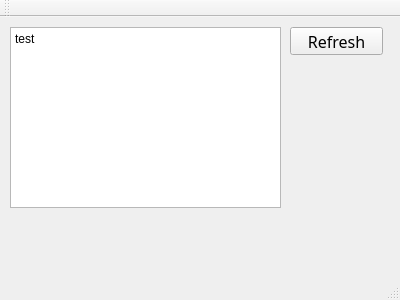
First picture: the form in mainwindow.ui, repository Jihadist/tradeogrecharts, before the edit.
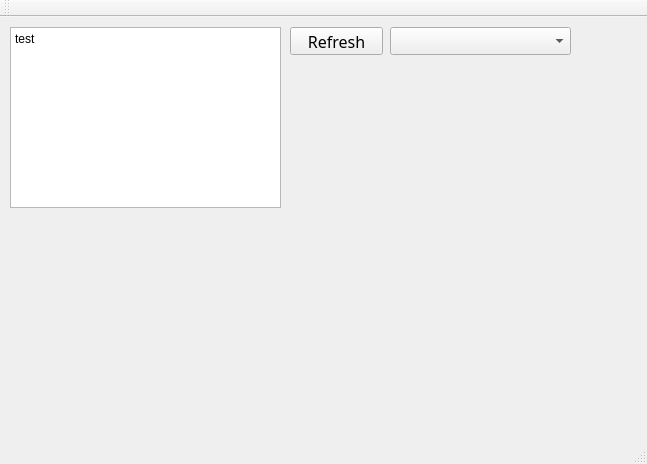
Second picture: the form after the edit.

Commit message: added combobox for tradeogre, haven't finalized yet

Patch:
```diff
--- a/mainwindow.ui
+++ b/mainwindow.ui
@@ -6,8 +6,8 @@
    <rect>
     <x>0</x>
     <y>0</y>
-    <width>400</width>
-    <height>300</height>
+    <width>647</width>
+    <height>464</height>
    </rect>
   </property>
   <property name="windowTitle">
@@ -52,6 +52,19 @@
      <string>test</string>
     </property>
    </widget>
+   <widget class="QComboBox" name="comboBox">
+    <property name="geometry">
+     <rect>
+      <x>390</x>
+      <y>10</y>
+      <width>181</width>
+      <height>28</height>
+     </rect>
+    </property>
+    <property name="locale">
+     <locale language="English" country="UnitedStates"/>
+    </property>
+   </widget>
   </widget>
   <widget class="QMenuBar" name="menuBar">
    <property name="geometry">
```
Left out of the diff: 2 changed lines with no effect on the pictures. The commit also changes 5 other files.
